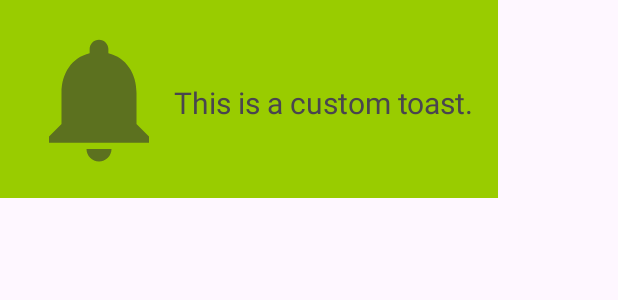
After one commit to zeeshanchana95/android-fundamentals, an Android app: the layout custom_toast.xml on its own in the app's theme, with its tools: preview values and no code run, on a phone screen of 412 x 824 dp. The commit adds this screen. Shown: the top 300 px of the screen. Run offline under Robolectric (Android 15) with nearby library versions, the phone set to English and light mode, and no system bars.

Commit message:
add custom toast in app

```diff
--- a/app/src/main/java/com/example/tutorials/MainActivity.kt
+++ b/app/src/main/java/com/example/tutorials/MainActivity.kt
@@ -1,10 +1,12 @@
 package com.example.tutorials
 
 import android.os.Bundle
+import android.view.View
 import android.widget.Button
 import android.widget.Toast
 import androidx.activity.enableEdgeToEdge
 import androidx.appcompat.app.AppCompatActivity
+import androidx.constraintlayout.widget.ConstraintSet.Layout
 import androidx.core.view.ViewCompat
 import androidx.core.view.WindowInsetsCompat
 
@@ -20,8 +22,12 @@ class MainActivity : AppCompatActivity() {
         }
 
         val btnShowToast = findViewById<Button>(R.id.btnShowToast)
-       btnShowToast.setOnClickListener{
-           Toast.makeText(this, "Hi, I am a toast.", Toast.LENGTH_LONG).show()
+        btnShowToast.setOnClickListener{
+           Toast(this).apply {
+               duration = Toast.LENGTH_LONG
+               view = layoutInflater.inflate(R.layout.custom_toast, clToast)
+               show()
+           }
        }
     }
 }
--- /dev/null
+++ b/app/src/main/res/drawable-anydpi/ic_notification.xml
@@ -0,0 +1,11 @@
+<vector xmlns:android="http://schemas.android.com/apk/res/android"
+    android:width="24dp"
+    android:height="24dp"
+    android:viewportWidth="24"
+    android:viewportHeight="24"
+    android:tint="#333333"
+    android:alpha="0.6">
+  <path
+      android:fillColor="@android:color/white"
+      android:pathData="M12,22c1.1,0 2,-0.9 2,-2h-4c0,1.1 0.89,2 2,2zM18,16v-5c0,-3.07 -1.64,-5.64 -4.5,-6.32L13.5,4c0,-0.83 -0.67,-1.5 -1.5,-1.5s-1.5,0.67 -1.5,1.5v0.68C7.63,5.36 6,7.92 6,11v5l-2,2v1h16v-1l-2,-2z"/>
+</vector>
--- /dev/null
+++ b/app/src/main/res/layout/custom_toast.xml
@@ -0,0 +1,29 @@
+<?xml version="1.0" encoding="utf-8"?>
+<androidx.constraintlayout.widget.ConstraintLayout xmlns:android="http://schemas.android.com/apk/res/android"
+    xmlns:app="http://schemas.android.com/apk/res-auto"
+    xmlns:tools="http://schemas.android.com/tools"
+    android:id="@+id/clToast"
+    android:layout_width="wrap_content"
+    android:layout_height="wrap_content"
+    android:background="@android:color/holo_green_light"
+    android:padding="16dp">
+
+    <ImageView
+        android:id="@+id/imageView"
+        android:layout_width="100dp"
+        android:layout_height="100dp"
+        android:src="@drawable/ic_notification"
+        app:layout_constraintStart_toStartOf="parent"
+        app:layout_constraintTop_toTopOf="parent" />
+
+    <TextView
+        android:layout_width="wrap_content"
+        android:layout_height="wrap_content"
+        android:layout_marginTop="4dp"
+        android:text="This is a custom toast."
+        android:textSize="20sp"
+        app:layout_constraintBottom_toBottomOf="@+id/imageView"
+        app:layout_constraintEnd_toEndOf="parent"
+        app:layout_constraintStart_toEndOf="@+id/imageView"
+        app:layout_constraintTop_toTopOf="parent" />
+</androidx.constraintlayout.widget.ConstraintLayout>
```
Also changed, not shown: app/src/main/res/drawable-hdpi/ic_notification.png (added), app/src/main/res/drawable-mdpi/ic_notification.png (added), app/src/main/res/drawable-xhdpi/ic_notification.png (added), app/src/main/res/drawable-xxhdpi/ic_notification.png (added).
